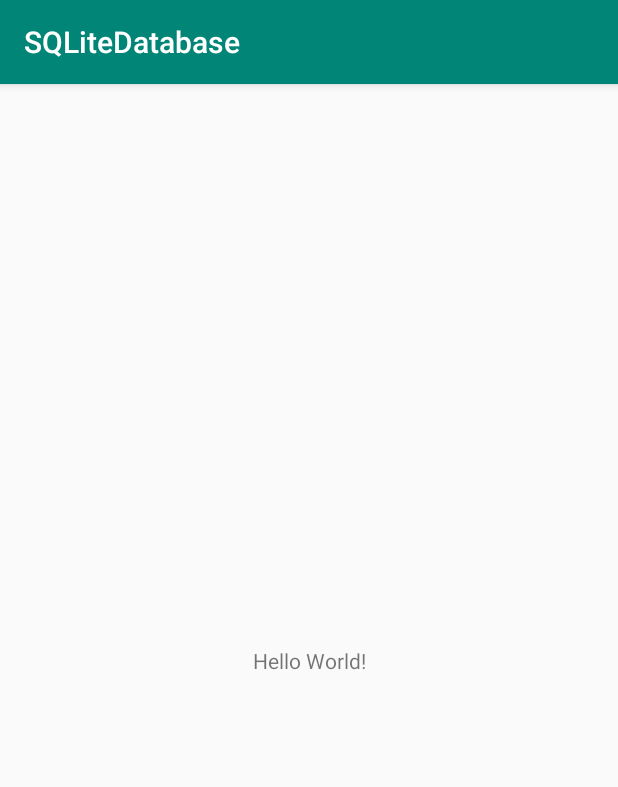
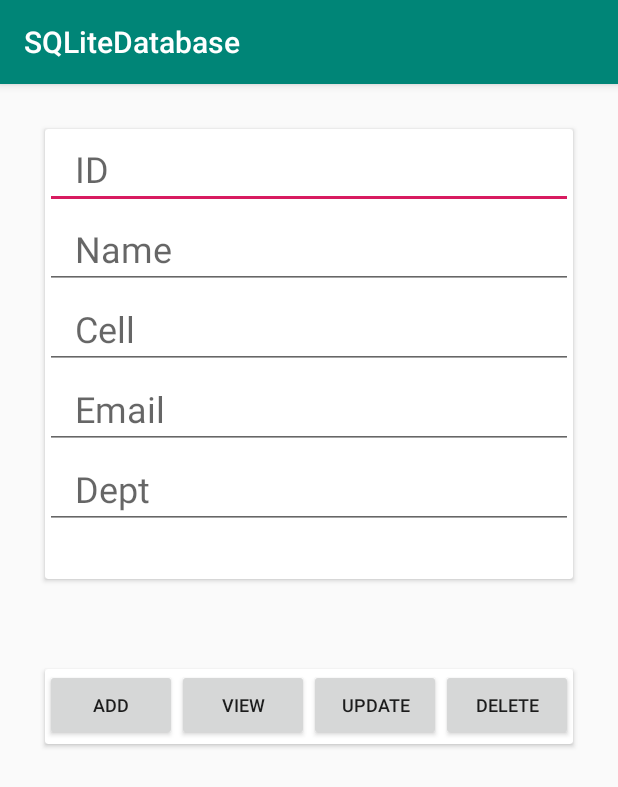
Before and after one commit to ItsNazmulAlom/SQLiteDatabase, an Android app: the screen it shows after launch (MainActivity), on a phone screen of 412 x 824 dp. Shown: the top 787 px of the screen. Run offline under Robolectric (Android 15) with nearby library versions, the phone set to English and light mode, and no system bars.

Commit message:
design complete

```diff
--- a/app/build.gradle
+++ b/app/build.gradle
@@ -26,4 +26,5 @@ dependencies {
     testImplementation 'junit:junit:4.12'
     androidTestImplementation 'androidx.test:runner:1.1.1'
     androidTestImplementation 'androidx.test.espresso:espresso-core:3.1.1'
+    implementation 'androidx.cardview:cardview:1.0.0'
 }
--- a/app/src/main/java/com/nazmul/sqlitedatabase/MainActivity.java
+++ b/app/src/main/java/com/nazmul/sqlitedatabase/MainActivity.java
@@ -1,14 +1,32 @@
 package com.nazmul.sqlitedatabase;
 
 import android.os.Bundle;
+import android.widget.Button;
+import android.widget.EditText;
 
 import androidx.appcompat.app.AppCompatActivity;
 
 public class MainActivity extends AppCompatActivity {
+EditText txtName,txtID,txtCell,txtEmail,txtDept;
+Button btnADD,btnView,btnUpdate,btnDelete;
 
     @Override
     protected void onCreate(Bundle savedInstanceState) {
         super.onCreate(savedInstanceState);
         setContentView(R.layout.activity_main);
+
+        txtID = findViewById(R.id.txt_id);
+        txtName =findViewById(R.id.txt_name);
+        txtCell = findViewById(R.id.txt_cell);
+        txtEmail = findViewById(R.id.txt_email);
+        txtDept = findViewById(R.id.txt_dept);
+
+
+        btnADD = findViewById(R.id.btn_add);
+        btnView = findViewById(R.id.btn_view);
+        btnUpdate = findViewById(R.id.btn_view);
+        btnDelete = findViewById(R.id.btn_delete);
+
+
     }
 }
--- a/app/src/main/res/layout/activity_main.xml
+++ b/app/src/main/res/layout/activity_main.xml
@@ -1,18 +1,121 @@
 <?xml version="1.0" encoding="utf-8"?>
-<androidx.constraintlayout.widget.ConstraintLayout xmlns:android="http://schemas.android.com/apk/res/android"
+<LinearLayout xmlns:android="http://schemas.android.com/apk/res/android"
     xmlns:app="http://schemas.android.com/apk/res-auto"
     xmlns:tools="http://schemas.android.com/tools"
     android:layout_width="match_parent"
+    android:orientation="vertical"
     android:layout_height="match_parent"
     tools:context=".MainActivity">
 
-    <TextView
-        android:layout_width="wrap_content"
-        android:layout_height="wrap_content"
-        android:text="Hello World!"
-        app:layout_constraintBottom_toBottomOf="parent"
-        app:layout_constraintLeft_toLeftOf="parent"
-        app:layout_constraintRight_toRightOf="parent"
-        app:layout_constraintTop_toTopOf="parent" />
 
-</androidx.constraintlayout.widget.ConstraintLayout>
+    <androidx.cardview.widget.CardView
+        android:layout_width="match_parent"
+        android:layout_height="300dp"
+        android:layout_margin="30dp">
+
+        <LinearLayout
+            android:id="@+id/layout1"
+            android:layout_width="match_parent"
+            android:layout_height="match_parent"
+            android:orientation="vertical">
+
+            <EditText
+                android:id="@+id/txt_id"
+                android:layout_width="match_parent"
+                android:layout_height="wrap_content"
+                android:ems="10"
+                android:hint="ID"
+                android:inputType="textPersonName"
+                android:paddingLeft="20dp"
+                android:textSize="24sp" />
+
+            <EditText
+                android:id="@+id/txt_name"
+                android:layout_width="match_parent"
+                android:layout_height="wrap_content"
+                android:ems="10"
+                android:hint="Name"
+                android:inputType="textPersonName"
+                android:paddingLeft="20dp"
+                android:textSize="24sp" />
+
+            <EditText
+                android:id="@+id/txt_cell"
+                android:layout_width="match_parent"
+                android:layout_height="wrap_content"
+                android:ems="10"
+                android:hint="Cell"
+                android:inputType="textPersonName"
+                android:paddingLeft="20dp"
+                android:textSize="24sp" />
+
+            <EditText
+                android:id="@+id/txt_email"
+                android:layout_width="match_parent"
+                android:layout_height="wrap_content"
+                android:ems="10"
+                android:hint="Email"
+                android:inputType="textPersonName"
+                android:paddingLeft="20dp"
+                android:textSize="24sp" />
+
+            <EditText
+                android:id="@+id/txt_dept"
+                android:layout_width="match_parent"
+                android:layout_height="wrap_content"
+                android:ems="10"
+                android:hint="Dept"
+                android:inputType="textPersonName"
+                android:paddingLeft="20dp"
+                android:textSize="24sp" />
+
+        </LinearLayout>
+
+    </androidx.cardview.widget.CardView>
+
+    <androidx.cardview.widget.CardView
+        android:layout_width="match_parent"
+        android:layout_height="50dp"
+        android:layout_margin="30dp">
+
+        <LinearLayout
+            android:id="@+id/layout2"
+            android:layout_width="match_parent"
+            android:layout_height="match_parent"
+            android:orientation="horizontal">
+
+            <Button
+                android:id="@+id/btn_add"
+                android:layout_width="wrap_content"
+                android:layout_height="wrap_content"
+                android:layout_weight="1"
+                android:text="ADD"
+                android:textSize="12sp" />
+
+            <Button
+                android:id="@+id/btn_view"
+                android:layout_width="wrap_content"
+                android:layout_height="wrap_content"
+                android:layout_weight="1"
+                android:text="View"
+                android:textSize="12sp" />
+
+            <Button
+                android:id="@+id/btn_update"
+                android:layout_width="wrap_content"
+                android:layout_height="wrap_content"
+                android:layout_weight="1"
+                android:text="Update"
+                android:textSize="12sp" />
+
+            <Button
+                android:id="@+id/btn_delete"
+                android:layout_width="wrap_content"
+                android:layout_height="wrap_content"
+                android:layout_weight="1"
+                android:text="Delete"
+                android:textSize="12sp" />
+        </LinearLayout>
+    </androidx.cardview.widget.CardView>
+
+</LinearLayout>
```
